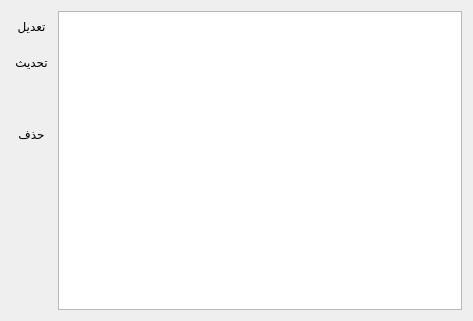
Before: the Qt Designer form indexesdialog.ui in boussouira/albahhet, drawn with Qt 5.
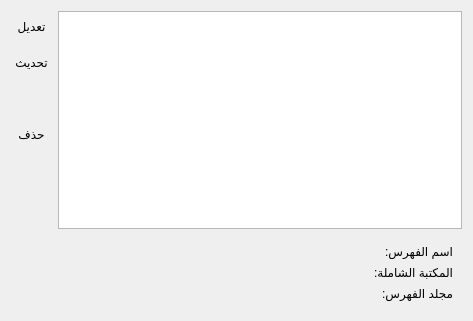
After: the same form once the commit is applied. Icons and pictures are not drawn.

Commit message: Show some information about an index

```diff
--- a/indexesdialog.ui
+++ b/indexesdialog.ui
@@ -19,6 +19,8 @@
   <property name="locale">
    <locale language="Arabic" country="Morocco"/>
   </property>
+  <layout class="QVBoxLayout" name="verticalLayout_2">
+   <item>
   <layout class="QHBoxLayout" name="horizontalLayout">
    <item>
     <widget class="QTreeWidget" name="treeWidget">
@@ -146,6 +148,56 @@
       </spacer>
      </item>
     </layout>
+     </item>
+    </layout>
+   </item>
+   <item>
+    <widget class="QWidget" name="widgetIndexInfo" native="true">
+     <layout class="QFormLayout" name="formLayout">
+      <item row="0" column="0">
+       <widget class="QLabel" name="label_4">
+        <property name="text">
+         <string>اسم الفهرس:</string>
+        </property>
+       </widget>
+      </item>
+      <item row="0" column="1">
+       <widget class="QLabel" name="labelIndexName">
+        <property name="text">
+         <string/>
+        </property>
+       </widget>
+      </item>
+      <item row="1" column="0">
+       <widget class="QLabel" name="label_5">
+        <property name="text">
+         <string>المكتبة الشاملة:</string>
+        </property>
+       </widget>
+      </item>
+      <item row="1" column="1">
+       <widget class="QLabel" name="labelShaPath">
+        <property name="text">
+         <string/>
+        </property>
+       </widget>
+      </item>
+      <item row="2" column="0">
+       <widget class="QLabel" name="label_6">
+        <property name="text">
+         <string>مجلد الفهرس:</string>
+        </property>
+       </widget>
+      </item>
+      <item row="2" column="1">
+       <widget class="QLabel" name="labelIndexPath">
+        <property name="text">
+         <string/>
+        </property>
+       </widget>
+      </item>
+     </layout>
+    </widget>
    </item>
   </layout>
  </widget>
```
Lines whose indentation alone changed are shown as unchanged. The commit also changes 2 other files.
